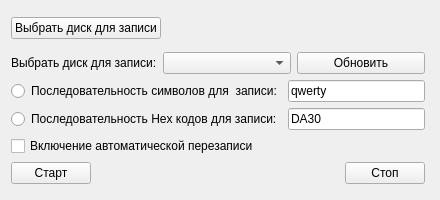
Before: the Qt Designer form mainwindow.ui in pivleonid/testRecord, drawn with Qt 5.
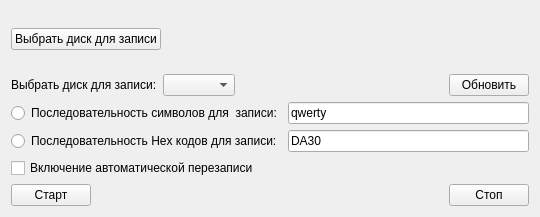
After: the same form once the commit is applied.

What changed in the file:
```diff
--- a/mainwindow.ui
+++ b/mainwindow.ui
@@ -9,8 +9,8 @@
    <rect>
     <x>0</x>
     <y>0</y>
-    <width>440</width>
-    <height>200</height>
+    <width>540</width>
+    <height>217</height>
    </rect>
   </property>
   <property name="sizePolicy">
@@ -21,29 +21,22 @@
   </property>
   <property name="minimumSize">
    <size>
-    <width>440</width>
+    <width>540</width>
     <height>200</height>
    </size>
   </property>
   <property name="maximumSize">
    <size>
-    <width>440</width>
-    <height>200</height>
+    <width>540</width>
+    <height>217</height>
    </size>
   </property>
   <property name="windowTitle">
    <string>Тест жестких дисков и сменных носителей.    v.1.0.0.0</string>
   </property>
   <widget class="QWidget" name="centralWidget">
-   <widget class="QWidget" name="layoutWidget">
-    <property name="geometry">
-     <rect>
-      <x>0</x>
-      <y>0</y>
-      <width>436</width>
-      <height>195</height>
-     </rect>
-    </property>
+   <layout class="QGridLayout" name="gridLayout">
+    <item row="0" column="0">
     <layout class="QVBoxLayout" name="verticalLayout">
      <item>
       <layout class="QHBoxLayout" name="horizontalLayout_4">
@@ -91,6 +84,19 @@
        <item>
         <widget class="QComboBox" name="comboBox"/>
        </item>
+        <item>
+         <spacer name="horizontalSpacer_2">
+          <property name="orientation">
+           <enum>Qt::Horizontal</enum>
+          </property>
+          <property name="sizeHint" stdset="0">
+           <size>
+            <width>40</width>
+            <height>20</height>
+           </size>
+          </property>
+         </spacer>
+        </item>
        <item>
         <widget class="QPushButton" name="refresh_btn">
          <property name="text">
@@ -175,7 +181,8 @@
       </layout>
      </item>
     </layout>
-   </widget>
+    </item>
+   </layout>
   </widget>
  </widget>
  <layoutdefault spacing="6" margin="11"/>
```
Lines whose indentation alone changed are shown as unchanged.
